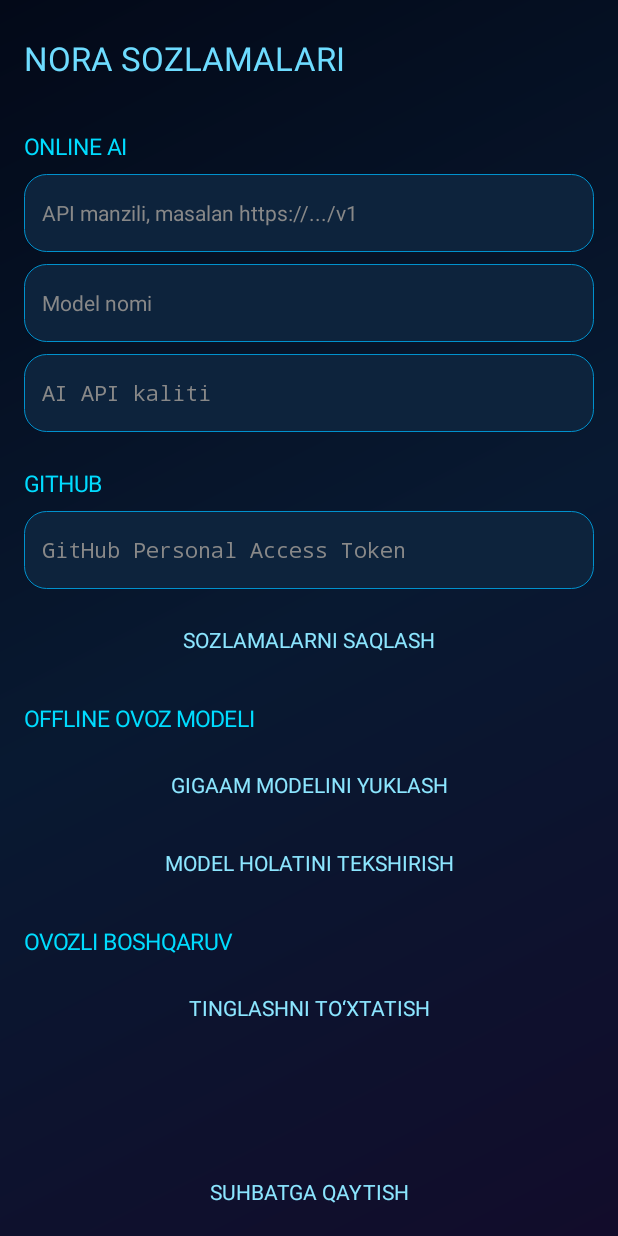
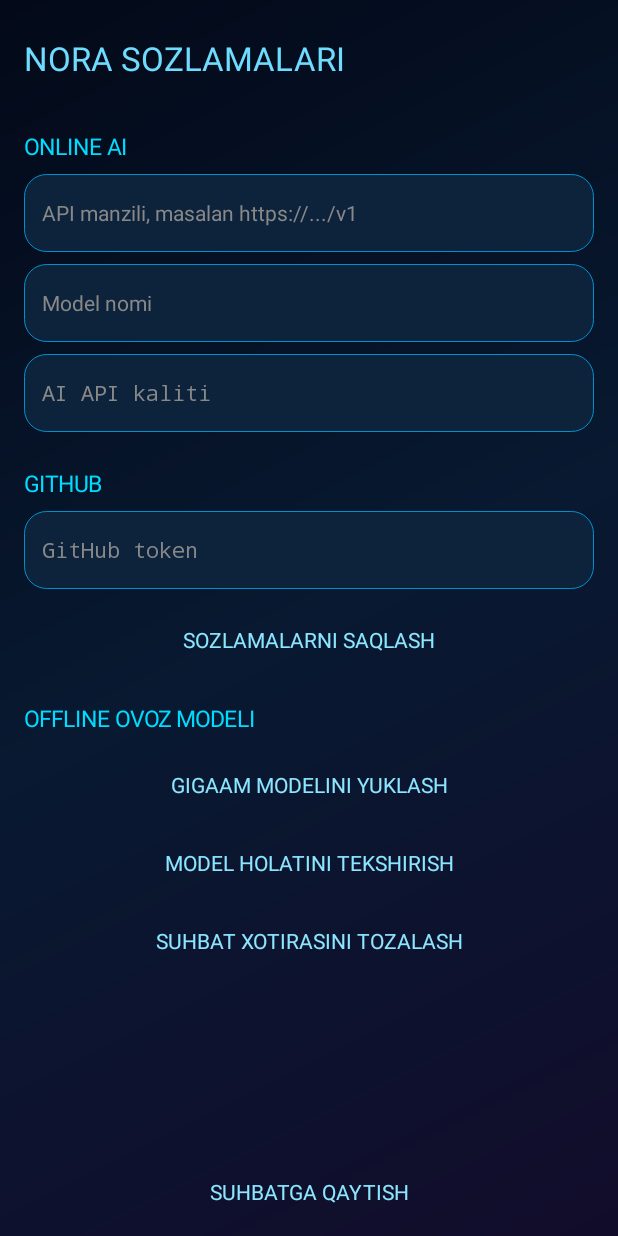
Before and after one commit to ubadydullaev/Nora-AI, an Android app: the screen it shows after launch (MainActivity), after a tap on an icon or button, on a phone screen of 412 x 824 dp. Run offline under Robolectric (Android 15) with nearby library versions, the phone set to English and light mode, and no system bars; 1 statement that could not run was skipped.

Commit message:
Update MainActivity.kt

```diff
--- a/app/src/main/java/uz/nora/ai/MainActivity.kt
+++ b/app/src/main/java/uz/nora/ai/MainActivity.kt
@@ -1,3 +1,4 @@
+
 package uz.nora.ai
 
 import android.Manifest
@@ -10,30 +11,27 @@ import android.os.Build
 import android.os.Bundle
 import android.view.Gravity
 import android.view.inputmethod.InputMethodManager
-import android.content.Context
 import android.widget.*
-import kotlinx.coroutines.*
+import android.text.InputType
 
 class MainActivity : Activity() {
-
     private lateinit var root: LinearLayout
     private lateinit var chat: LinearLayout
     private lateinit var status: TextView
     private lateinit var message: EditText
-
-    private val scope = CoroutineScope(SupervisorJob() + Dispatchers.Main)
-    private var asrDownloader: OfflineUzbekAsr? = null
+    private var listening = false
 
     private val receiver = object : BroadcastReceiver() {
-        override fun onReceive(c: Context?, i: Intent?) {
-            if (i?.action != NoraVoiceService.ACTION_UPDATE) return
-            i.getStringExtra(NoraVoiceService.EXTRA_STATUS)?.let {
+        override fun onReceive(context: Context?, intent: Intent?) {
+            if (intent?.action != NoraVoiceService.ACTION_UPDATE) return
+            intent.getStringExtra(NoraVoiceService.EXTRA_STATUS)?.let {
                 status.text = it
+                listening = it.contains("TINGLAMOQDA")
             }
-            i.getStringExtra(NoraVoiceService.EXTRA_HEARD)?.let {
+            intent.getStringExtra(NoraVoiceService.EXTRA_HEARD)?.let {
                 addMessage("SEN", it)
             }
-            i.getStringExtra(NoraVoiceService.EXTRA_RESULT)?.let {
+            intent.getStringExtra(NoraVoiceService.EXTRA_RESULT)?.let {
                 addMessage("NORA", it)
             }
         }
@@ -58,36 +56,46 @@ class MainActivity : Activity() {
     }
 
     override fun onStop() {
-        try {
-            unregisterReceiver(receiver)
-        } catch (_: Exception) {}
+        try { unregisterReceiver(receiver) } catch (_: Exception) {}
         super.onStop()
     }
 
-    private fun base(): LinearLayout =
-        LinearLayout(this).apply {
+    private fun dp(v: Int) = (v * resources.displayMetrics.density).toInt()
+
+    private fun background() = GradientDrawable(
+        GradientDrawable.Orientation.TL_BR,
+        intArrayOf(Color.rgb(3, 9, 24), Color.rgb(8, 25, 49), Color.rgb(18, 12, 43))
+    )
+
+    private fun base() = LinearLayout(this).apply {
         orientation = LinearLayout.VERTICAL
         setPadding(dp(16), dp(12), dp(16), dp(12))
-            background = GradientDrawable(
-                GradientDrawable.Orientation.TL_BR,
-                intArrayOf(
-                    Color.rgb(3, 9, 24),
-                    Color.rgb(8, 25, 49),
-                    Color.rgb(18, 12, 43)
-                )
-            )
+        background = background()
+    }
+
+    private fun rounded(color: Int) = GradientDrawable().apply {
+        setColor(color)
+        cornerRadius = dp(15).toFloat()
+        setStroke(dp(1), Color.rgb(0, 145, 205))
+    }
+
+    private fun textButton(label: String, action: () -> Unit) =
+        TextView(this).apply {
+            text = label
+            gravity = Gravity.CENTER
+            textSize = 14f
+            setTextColor(Color.rgb(140, 230, 255))
+            setPadding(dp(8), dp(8), dp(8), dp(8))
+            setOnClickListener { action() }
         }
 
     private fun showChat() {
         root = base()
-
         val header = LinearLayout(this).apply {
             gravity = Gravity.CENTER_VERTICAL
         }
-
-        header.addView(button("☰") { showSettings() },
+        header.addView(textButton("☰") { showSettings() },
             LinearLayout.LayoutParams(dp(52), dp(48)))
-
         header.addView(TextView(this).apply {
             text = "N O R A"
             textSize = 23f
@@ -95,12 +103,11 @@ class MainActivity : Activity() {
             gravity = Gravity.CENTER
             setTextColor(Color.rgb(115, 225, 255))
         }, LinearLayout.LayoutParams(0, dp(48), 1f))
-
+        header.addView(textButton("Ⅱ") { stopNora() },
+            LinearLayout.LayoutParams(dp(48), dp(48)))
         root.addView(header)
 
-        root.addView(NoraVisual(this),
-            LinearLayout.LayoutParams(-1, dp(205)))
-
+        root.addView(NoraVisual(this), LinearLayout.LayoutParams(-1, dp(205)))
         status = TextView(this).apply {
             text = "NORA TAYYOR"
             gravity = Gravity.CENTER
@@ -119,13 +126,11 @@ class MainActivity : Activity() {
         root.addView(scroll, LinearLayout.LayoutParams(-1, 0, 1f))
 
         addMessage("NORA", "Salom. Men Nora. Sizga qanday yordam beray?")
-
         val row = LinearLayout(this).apply {
             gravity = Gravity.CENTER_VERTICAL
             setPadding(dp(7), dp(5), dp(7), dp(5))
             background = rounded(Color.rgb(13, 35, 60))
         }
-
         message = EditText(this).apply {
             hint = "Xabar yozing..."
             hintTextColor = Color.GRAY
@@ -135,68 +140,38 @@ class MainActivity : Activity() {
             background = null
             setPadding(dp(10), dp(8), dp(5), dp(8))
         }
-
         row.addView(message, LinearLayout.LayoutParams(0, -2, 1f))
-        row.addView(button("🎙") { requestMic() },
+        row.addView(textButton("🎙") { requestMic() },
             LinearLayout.LayoutParams(dp(45), dp(45)))
-        row.addView(button("➤") { sendTyped() },
+        row.addView(textButton("➤") { sendTyped() },
             LinearLayout.LayoutParams(dp(45), dp(45)))
-
         root.addView(row)
         setContentView(root)
     }
 
     private fun sendTyped() {
-        val text = message.text.toString().trim()
-        if (text.isEmpty()) return
-
+        val value = message.text.toString().trim()
+        if (value.isEmpty()) return
         message.setText("")
         (getSystemService(INPUT_METHOD_SERVICE) as InputMethodManager)
             .hideSoftInputFromWindow(message.windowToken, 0)
 
-        addMessage("SEN", text)
-
-        val key = NoraSecureStore.read(this, "ai_key")
-        val endpoint = NoraSecureStore.read(this, "ai_endpoint")
-        val model = NoraSecureStore.read(this, "ai_model")
-
-        if (!key.isNullOrBlank() &&
-            !endpoint.isNullOrBlank() &&
-            !model.isNullOrBlank()
-        ) {
-            status.text = "NORA JAVOB TAYYORLAMOQDA"
-
-            scope.launch {
-                try {
-                    val answer = withContext(Dispatchers.IO) {
-                        NoraOnlineAgent(this@MainActivity)
-                            .askAI(text, model, endpoint)
-                    }
-                    addMessage("NORA", answer)
-                    status.text = "NORA TAYYOR"
-                } catch (e: Exception) {
-                    addMessage("NORA", "Online xato: ${e.message}")
-                    status.text = "ONLINE AI XATOSI"
-                }
-            }
-        } else {
+        // Matnli buyruq xizmatga yuboriladi; chatga xabarni receiver chiqaradi.
         val intent = Intent(this, NoraVoiceService::class.java).apply {
             action = NoraVoiceService.ACTION_TEXT_COMMAND
-                putExtra(NoraVoiceService.EXTRA_COMMAND, text)
+            putExtra(NoraVoiceService.EXTRA_COMMAND, value)
         }
         try {
-                if (Build.VERSION.SDK_INT >= 26) startForegroundService(intent)
-                else startService(intent)
+            startService(intent)
+            status.text = "NORA BUYRUQNI BAJARMOQDA"
         } catch (e: Exception) {
             addMessage("NORA", "Xatolik: ${e.message}")
         }
     }
-    }
 
     private fun requestMic() {
-        if (checkSelfPermission(Manifest.permission.RECORD_AUDIO)
-            != PackageManager.PERMISSION_GRANTED
-        ) {
+        if (checkSelfPermission(Manifest.permission.RECORD_AUDIO) !=
+            PackageManager.PERMISSION_GRANTED) {
             requestPermissions(arrayOf(Manifest.permission.RECORD_AUDIO), 100)
             return
         }
@@ -216,20 +191,23 @@ class MainActivity : Activity() {
         }
     }
 
+    private fun stopNora() {
+        startService(Intent(this, NoraVoiceService::class.java).apply {
+            action = NoraVoiceService.ACTION_STOP
+        })
+        status.text = "NORA TO‘XTATILDI"
+    }
+
     override fun onRequestPermissionsResult(
-        requestCode: Int,
-        permissions: Array<out String>,
-        results: IntArray
+        requestCode: Int, permissions: Array<out String>, results: IntArray
     ) {
         super.onRequestPermissionsResult(requestCode, permissions, results)
         if (requestCode == 100 &&
-            results.firstOrNull() == PackageManager.PERMISSION_GRANTED
-        ) startNora()
+            results.firstOrNull() == PackageManager.PERMISSION_GRANTED) startNora()
     }
 
     private fun showSettings() {
         val page = base()
-
         page.addView(TextView(this).apply {
             text = "NORA SOZLAMALARI"
             textSize = 22f
@@ -238,9 +216,7 @@ class MainActivity : Activity() {
         })
 
         val scroll = ScrollView(this)
-        val list = LinearLayout(this).apply {
-            orientation = LinearLayout.VERTICAL
-        }
+        val list = LinearLayout(this).apply { orientation = LinearLayout.VERTICAL }
 
         fun section(title: String) {
             list.addView(TextView(this).apply {
@@ -251,9 +227,9 @@ class MainActivity : Activity() {
             })
         }
 
-        fun field(hint: String, saved: String? = null, secret: Boolean = false): EditText {
+        fun field(hintText: String, saved: String?, secret: Boolean = false): EditText {
             val input = EditText(this).apply {
-                this.hint = hint
+                hint = hintText
                 setText(saved.orEmpty())
                 setTextColor(Color.WHITE)
                 setHintTextColor(Color.GRAY)
@@ -261,10 +237,8 @@ class MainActivity : Activity() {
                 setSingleLine(true)
                 setPadding(dp(12), dp(10), dp(12), dp(10))
                 background = rounded(Color.rgb(13, 35, 60))
-                if (secret) {
-                    inputType = android.text.InputType.TYPE_CLASS_TEXT or
-                        android.text.InputType.TYPE_TEXT_VARIATION_PASSWORD
-                }
+                if (secret) inputType =
+                    InputType.TYPE_CLASS_TEXT or InputType.TYPE_TEXT_VARIATION_PASSWORD
             }
             list.addView(input, LinearLayout.LayoutParams(-1, dp(52)).apply {
                 bottomMargin = dp(8)
@@ -273,165 +247,101 @@ class MainActivity : Activity() {
         }
 
         section("ONLINE AI")
-        val endpoint = field(
-            "API manzili, masalan https://.../v1",
-            NoraSecureStore.read(this, "ai_endpoint")
-        )
-        val model = field(
-            "Model nomi",
-            NoraSecureStore.read(this, "ai_model")
-        )
-        val aiKey = field(
-            "AI API kaliti",
-            NoraSecureStore.read(this, "ai_key"),
-            true
-        )
+        val endpoint = field("API manzili, masalan https://.../v1",
+            NoraSecureStore.read(this, "ai_endpoint"))
+        val model = field("Model nomi", NoraSecureStore.read(this, "ai_model"))
+        val aiKey = field("AI API kaliti", NoraSecureStore.read(this, "ai_key"), true)
 
         section("GITHUB")
-        val githubToken = field(
-            "GitHub Personal Access Token",
-            NoraSecureStore.read(this, "github_token"),
-            true
-        )
+        val githubToken = field("GitHub token",
+            NoraSecureStore.read(this, "github_token"), true)
 
-        list.addView(button("SOZLAMALARNI SAQLASH") {
+        list.addView(textButton("SOZLAMALARNI SAQLASH") {
             try {
-                saveField("ai_endpoint", endpoint.text.toString())
-                saveField("ai_model", model.text.toString())
-                saveField("ai_key", aiKey.text.toString())
-                saveField("github_token", githubToken.text.toString())
-                Toast.makeText(this, "Saqlangan", Toast.LENGTH_SHORT).show()
+                save("ai_endpoint", endpoint.text.toString())
+                save("ai_model", model.text.toString())
+                save("ai_key", aiKey.text.toString())
+                save("github_token", githubToken.text.toString())
+                Toast.makeText(this, "Sozlamalar saqlandi", Toast.LENGTH_SHORT).show()
             } catch (e: Exception) {
                 Toast.makeText(this, "Xato: ${e.message}", Toast.LENGTH_LONG).show()
             }
         }, LinearLayout.LayoutParams(-1, dp(52)))
 
         section("OFFLINE OVOZ MODELI")
-        list.addView(button("GIGAAM MODELINI YUKLASH") {
+        list.addView(textButton("GIGAAM MODELINI YUKLASH") {
             status.text = "MODEL YUKLANMOQDA"
-            asrDownloader = OfflineUzbekAsr(
-                this,
-                { },
-                { message ->
-                    runOnUiThread {
-                        status.text = message
-                        Toast.makeText(this, message, Toast.LENGTH_SHORT).show()
-                    }
-                }
-            )
-            asrDownloader?.downloadModel()
+            OfflineUzbekAsr(this, {}, { msg ->
+                runOnUiThread { status.text = msg }
+            }).downloadModel()
         }, LinearLayout.LayoutParams(-1, dp(52)))
 
-        list.addView(button("MODEL HOLATINI TEKSHIRISH") {
-            val checker = OfflineUzbekAsr(this, {}, {})
-            val ready = checker.ready()
-            Toast.makeText(
-                this,
-                if (ready) "Offline model tayyor" else "Model hali yuklanmagan",
-                Toast.LENGTH_LONG
-            ).show()
+        list.addView(textButton("MODEL HOLATINI TEKSHIRISH") {
+            val ready = OfflineUzbekAsr(this, {}, {}).ready()
+            Toast.makeText(this,
+                if (ready) "Offline model tayyor" else "Model yuklanmagan",
+                Toast.LENGTH_LONG).show()
         }, LinearLayout.LayoutParams(-1, dp(52)))
 
-        section("OVOZLI BOSHQARUV")
-        list.addView(button("TINGLASHNI TO‘XTATISH") {
-            val intent = Intent(this, NoraVoiceService::class.java).apply {
-                action = NoraVoiceService.ACTION_STOP
-            }
-            startService(intent)
-            status.text = "NORA TO‘XTATILDI"
+        list.addView(textButton("SUHBAT XOTIRASINI TOZALASH") {
+            NoraConversationMemory(this).clear()
+            Toast.makeText(this, "Suhbat xotirasi tozalandi", Toast.LENGTH_SHORT).show()
         }, LinearLayout.LayoutParams(-1, dp(52)))
 
         scroll.addView(list)
         page.addView(scroll, LinearLayout.LayoutParams(-1, 0, 1f))
-        page.addView(button("SUHBATGA QAYTISH") { showChat() })
+        page.addView(textButton("SUHBATGA QAYTISH") { showChat() })
         setContentView(page)
     }
 
-    private fun saveField(name: String, value: String) {
+    private fun save(name: String, value: String) {
         if (value.isBlank()) NoraSecureStore.delete(this, name)
         else NoraSecureStore.save(this, name, value.trim())
     }
 
-    private fun addMessage(who: String, text: String) {
+    private fun addMessage(who: String, value: String) {
+        if (!::chat.isInitialized) return
         val bubble = TextView(this).apply {
-            this.text = "$who\n$text"
+            text = "$who\n$value"
             textSize = 14f
             setTextColor(Color.WHITE)
             setPadding(dp(14), dp(11), dp(14), dp(11))
-            background = rounded(
-                if (who == "SEN") Color.rgb(17, 65, 91)
-                else Color.rgb(20, 36, 67)
-            )
+            background = rounded(if (who == "SEN")
+                Color.rgb(17, 65, 91) else Color.rgb(20, 36, 67))
         }
         chat.addView(bubble, LinearLayout.LayoutParams(-1, -2).apply {
             bottomMargin = dp(9)
         })
     }
-
-    private fun button(label: String, action: () -> Unit) =
-        TextView(this).apply {
-            text = label
-            gravity = Gravity.CENTER
-            textSize = 14f
-            setTextColor(Color.rgb(140, 230, 255))
-            setPadding(dp(8), dp(8), dp(8), dp(8))
-            setOnClickListener { action() }
 }
 
-    private fun rounded(color: Int) =
-        GradientDrawable().apply {
-            setColor(color)
-            cornerRadius = dp(15).toFloat()
-            setStroke(dp(1), Color.rgb(0, 145, 205))
-        }
-
-    private fun dp(value: Int) =
-        (value * resources.displayMetrics.density).toInt()
-
-    override fun onDestroy() {
-        scope.cancel()
-        asrDownloader = null
-        super.onDestroy()
-    }
-}
-
-private class NoraVisual(c: Context) : android.view.View(c) {
+private class NoraVisual(c: android.content.Context) : android.view.View(c) {
     private val paint = android.graphics.Paint(android.graphics.Paint.ANTI_ALIAS_FLAG)
-
     override fun onDraw(canvas: android.graphics.Canvas) {
         super.onDraw(canvas)
         val x = width / 2f
         val y = height / 2f
-
         paint.shader = android.graphics.RadialGradient(
             x, y, width * .48f,
-            intArrayOf(
-                Color.argb(100, 0, 210, 255),
-                Color.argb(30, 30, 80, 230),
-                Color.TRANSPARENT
-            ), null, android.graphics.Shader.TileMode.CLAMP
-        )
+            intArrayOf(Color.argb(100, 0, 210, 255),
+                Color.argb(30, 30, 80, 230), Color.TRANSPARENT),
+            null, android.graphics.Shader.TileMode.CLAMP)
         canvas.drawCircle(x, y, width * .48f, paint)
         paint.shader = null
-
         paint.color = Color.rgb(15, 48, 78)
         canvas.drawRoundRect(x - 75, y - 70, x + 75, y + 70, 32f, 32f, paint)
-
         paint.style = android.graphics.Paint.Style.STROKE
         paint.strokeWidth = 4f
         paint.color = Color.rgb(0, 215, 255)
         canvas.drawRoundRect(x - 75, y - 70, x + 75, y + 70, 32f, 32f, paint)
         paint.style = android.graphics.Paint.Style.FILL
-
         paint.color = Color.rgb(0, 220, 255)
         canvas.drawCircle(x - 32, y - 15, 11f, paint)
         canvas.drawCircle(x + 32, y - 15, 11f, paint)
-
         paint.color = Color.rgb(80, 210, 255)
         paint.style = android.graphics.Paint.Style.STROKE
         canvas.drawArc(x - 25, y + 3, x + 25, y + 40, 10f, 150f, false, paint)
         paint.style = android.graphics.Paint.Style.FILL
-
         paint.color = Color.rgb(20, 75, 105)
         canvas.drawRoundRect(x - 50, y + 75, x + 50, y + 135, 20f, 20f, paint)
     }
```
Lines whose indentation alone changed are shown as unchanged.
